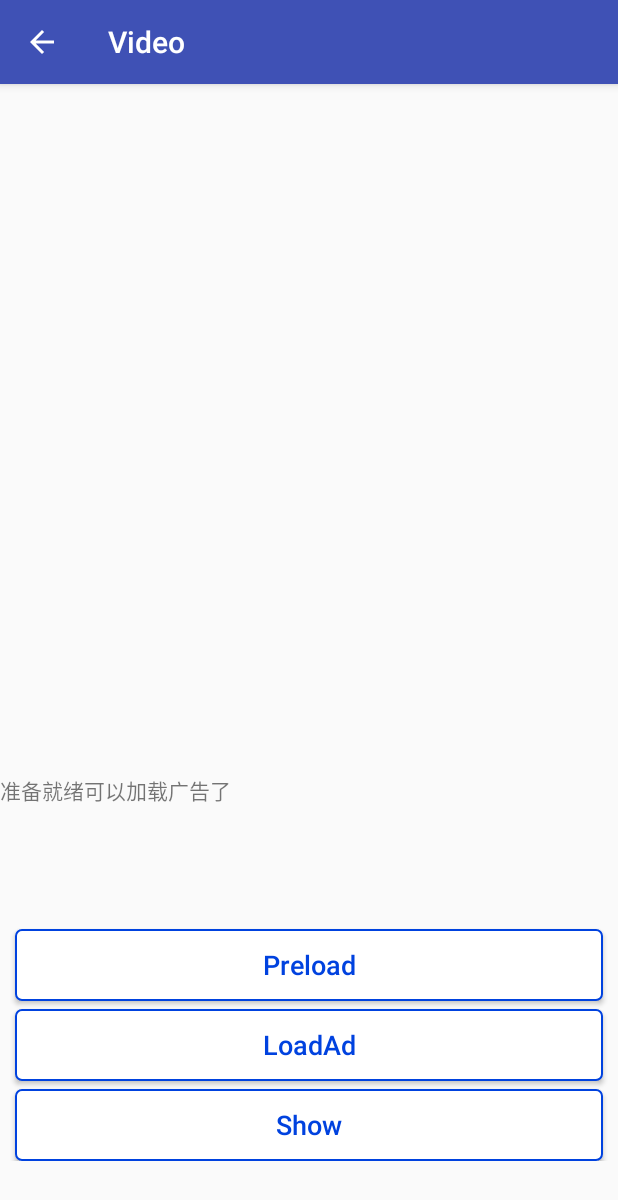
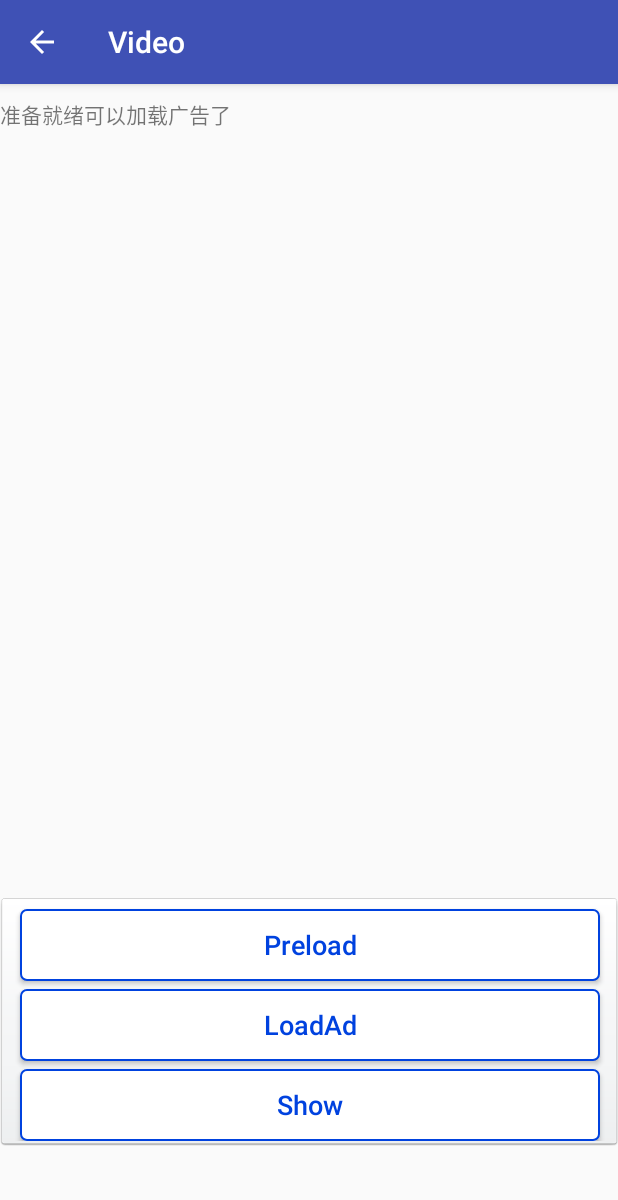
Before and after one commit to Hisavana-Developer/Hisavana_Mediation_Demo, an Android app: the ADMediationVideoActivity screen opened directly, with no data from a screen before it, on a phone screen of 412 x 824 dp. Shown: the top 1200 px of the screen. Run offline under Robolectric (Android 15) with nearby library versions, the phone set to English and light mode, and no system bars; libraries missing offline, so code that uses them is left out: com.hisavana.common, com.hisavana.mediation.

Commit message:
feat:Demo 适配横屏

```diff
--- a/app/src/main/res/layout/activity_admediation_video.xml
+++ b/app/src/main/res/layout/activity_admediation_video.xml
@@ -1,69 +1,89 @@
 <?xml version="1.0" encoding="utf-8"?>
-<androidx.appcompat.widget.LinearLayoutCompat xmlns:android="http://schemas.android.com/apk/res/android"
+<androidx.constraintlayout.widget.ConstraintLayout xmlns:android="http://schemas.android.com/apk/res/android"
+    xmlns:app="http://schemas.android.com/apk/res-auto"
     android:layout_width="match_parent"
     android:layout_height="match_parent"
     android:orientation="vertical"
     android:paddingBottom="50dp">
 
-    <LinearLayout
+    <ScrollView
         android:layout_width="match_parent"
         android:layout_height="0dp"
-        android:layout_weight="1"
-        android:orientation="vertical" />
+        app:layout_constraintStart_toStartOf="parent"
+        app:layout_constraintTop_toTopOf="parent">
 
         <TextView
             android:id="@+id/tvADStatus"
             android:layout_width="match_parent"
             android:layout_height="wrap_content"
             android:layout_marginTop="10dp"
-        android:layout_marginBottom="60dp"
             android:text="Ad Status" />
+    </ScrollView>
+
+    <androidx.constraintlayout.widget.ConstraintLayout
+        android:layout_width="match_parent"
+        android:layout_height="wrap_content"
+        android:layout_marginBottom="10dp"
+        android:background="@drawable/item_background"
+        app:layout_constraintBottom_toBottomOf="parent"
+        app:layout_constraintEnd_toEndOf="parent"
+        app:layout_constraintStart_toStartOf="parent">
 
         <Button
             android:id="@+id/preload"
             android:layout_width="match_parent"
             android:layout_height="wrap_content"
+            android:layout_alignParentBottom="true"
+            android:layout_marginStart="@dimen/anythink_10dp"
+            android:layout_marginTop="@dimen/anythink_padding_5dp"
+            android:layout_marginEnd="@dimen/anythink_10dp"
             android:background="@drawable/selector_bg_1"
-        android:layout_alignParentBottom="true"
-        android:textSize="18sp"
-        android:layout_marginLeft="@dimen/anythink_10dp"
-        android:layout_marginTop="@dimen/anythink_padding_5dp"
-        android:layout_marginRight="@dimen/anythink_10dp"
-        android:textColor="@drawable/selector_btn"
             android:onClick="preloadAd"
             android:text="Preload"
-        android:textAllCaps="false" />
+            android:textAllCaps="false"
+            android:textColor="@drawable/selector_btn"
+            android:textSize="18sp"
+            app:layout_constraintEnd_toEndOf="parent"
+            app:layout_constraintStart_toStartOf="parent"
+            app:layout_constraintTop_toTopOf="parent" />
+
         <Button
             android:id="@+id/load"
             android:layout_width="match_parent"
             android:layout_height="wrap_content"
+            android:layout_alignParentBottom="true"
+            android:layout_marginStart="@dimen/anythink_10dp"
+            android:layout_marginTop="@dimen/anythink_padding_5dp"
+            android:layout_marginEnd="@dimen/anythink_10dp"
             android:background="@drawable/selector_bg_1"
-        android:layout_alignParentBottom="true"
-        android:textSize="18sp"
-        android:layout_marginLeft="@dimen/anythink_10dp"
-        android:layout_marginTop="@dimen/anythink_padding_5dp"
-        android:layout_marginRight="@dimen/anythink_10dp"
-        android:textColor="@drawable/selector_btn"
             android:onClick="onLoadClick"
             android:text="LoadAd"
-        android:textAllCaps="false"/>
+            android:textAllCaps="false"
+            android:textColor="@drawable/selector_btn"
+            android:textSize="18sp"
+            app:layout_constraintEnd_toEndOf="parent"
+            app:layout_constraintStart_toStartOf="parent"
+            app:layout_constraintTop_toBottomOf="@id/preload" />
 
         <Button
             android:id="@+id/show"
             android:layout_width="match_parent"
             android:layout_height="wrap_content"
+            android:layout_alignParentBottom="true"
+            android:layout_marginStart="@dimen/anythink_10dp"
+            android:layout_marginTop="@dimen/anythink_padding_5dp"
+            android:layout_marginEnd="@dimen/anythink_10dp"
             android:background="@drawable/selector_bg_1"
-        android:layout_alignParentBottom="true"
-        android:textSize="18sp"
-        android:layout_marginLeft="@dimen/anythink_10dp"
-        android:layout_marginTop="@dimen/anythink_padding_5dp"
-        android:layout_marginRight="@dimen/anythink_10dp"
-        android:textColor="@drawable/selector_btn"
             android:onClick="onShowClick"
             android:text="Show"
-        android:textAllCaps="false"/>
+            android:textAllCaps="false"
+            android:textColor="@drawable/selector_btn"
+            android:textSize="18sp"
+            app:layout_constraintEnd_toEndOf="parent"
+            app:layout_constraintStart_toStartOf="parent"
+            app:layout_constraintTop_toBottomOf="@id/load" />
+
+    </androidx.constraintlayout.widget.ConstraintLayout>
 
 
-
-
-</androidx.appcompat.widget.LinearLayoutCompat>
+</androidx.constraintlayout.widget.ConstraintLayout>
```
Also changed, not shown: app/src/main/java/com/hisavana/ssp/ui/NativeAdActivity.java (+18 -3 lines), app/src/main/res/layout/activity_banner.xml (+17 -8 lines), app/src/main/res/layout/activity_interstitial.xml (+44 -22 lines), app/src/main/res/layout/activity_native_ad.xml (+35 -34 lines), app/src/main/res/layout/splash_ad.xml (+10 -5 lines). Lines whose indentation alone changed are shown as unchanged.
